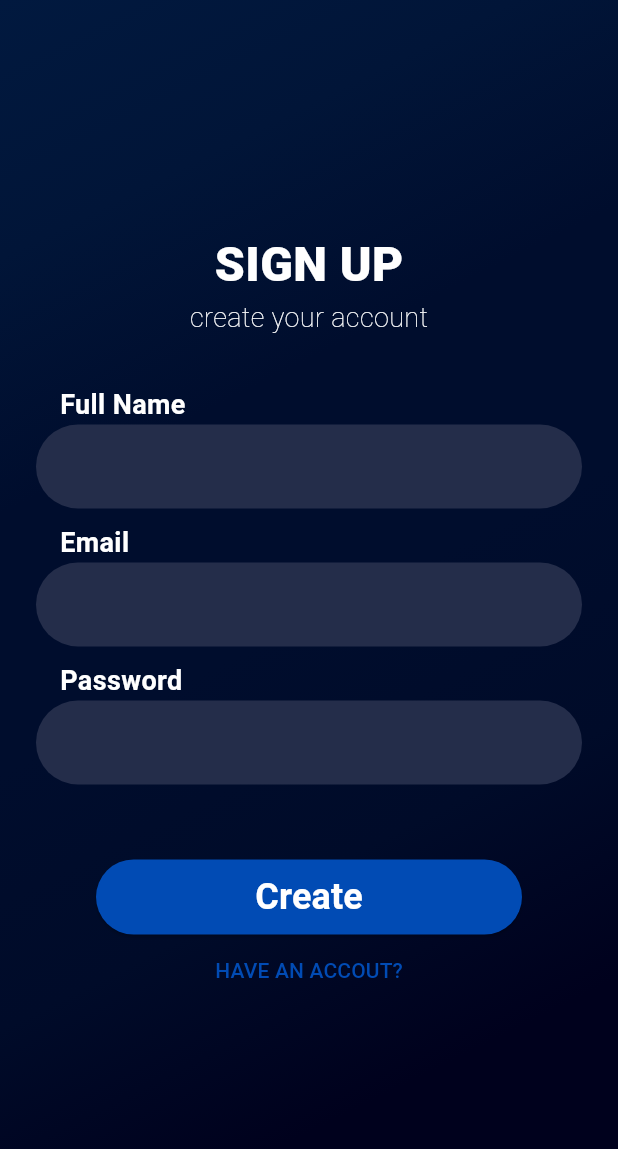
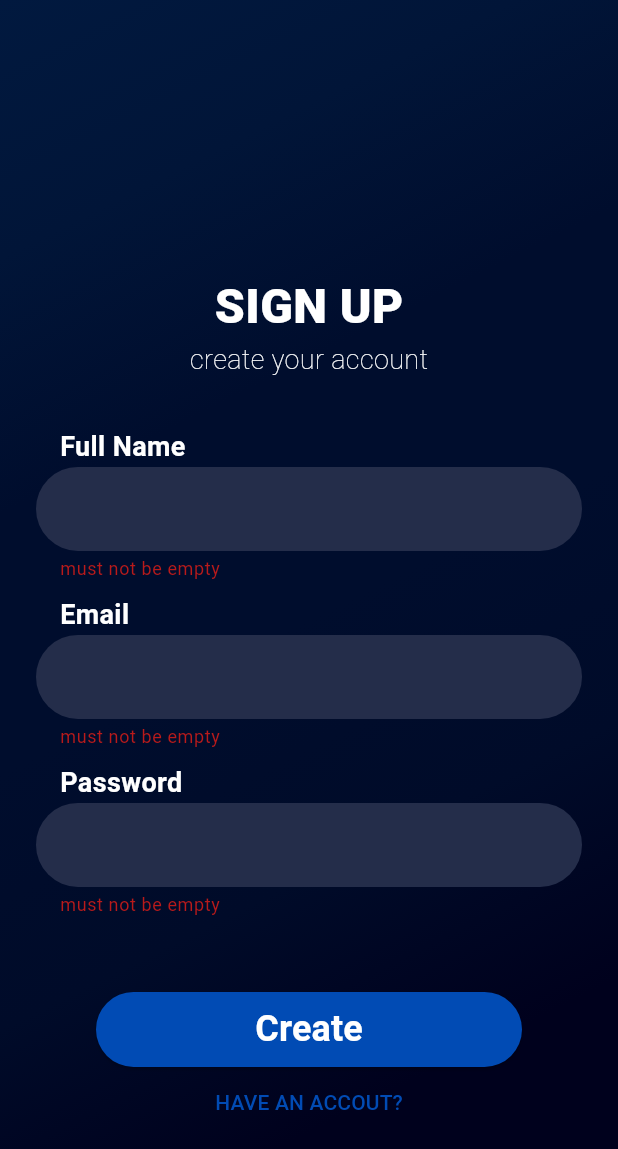
Before and after one commit to mazenanter/ai_tennis, a Flutter app: the RegisterView screen opened by its route, after a tap on "Create", on a phone screen of 412 x 824 dp. Shown: the top 1149 px of the screen. Run offline on Flutter 3.47's test engine with Material 3 defaults, Android fonts, the light colour scheme and no system bars; our stand-ins replace bloc, cloud_firestore, conditional_builder_null_safety, dartz, firebase_auth, firebase_core and 3 more; accounts and stored records are empty.

Commit message:
fix bugs register view

```diff
--- a/lib/core/widgets/cusom_text_form_field.dart
+++ b/lib/core/widgets/cusom_text_form_field.dart
@@ -5,9 +5,13 @@ class CustomTextFormField extends StatelessWidget {
     super.key,
     required this.hintText,
     required this.controller,
+    this.secureText = false,
+    required this.validator,
   });
   final String hintText;
   final TextEditingController controller;
+  final bool secureText;
+  final String? Function(String?)? validator;
   @override
   Widget build(BuildContext context) {
     return Padding(
@@ -27,6 +31,8 @@ class CustomTextFormField extends StatelessWidget {
             ),
           ),
           TextFormField(
+            validator: validator,
+            obscureText: secureText,
             controller: controller,
             style: const TextStyle(
               color: Colors.white,
@@ -35,18 +41,20 @@ class CustomTextFormField extends StatelessWidget {
             decoration: InputDecoration(
               filled: true,
               fillColor: const Color(0xff242D4A),
-              enabledBorder: OutlineInputBorder(
-                borderRadius: BorderRadius.circular(32),
-                borderSide: BorderSide.none,
-              ),
-              focusedBorder: OutlineInputBorder(
-                borderRadius: BorderRadius.circular(32),
-                borderSide: BorderSide.none,
-              ),
+              enabledBorder: buildBorder(),
+              focusedBorder: buildBorder(),
+              border: buildBorder(),
             ),
           ),
         ],
       ),
     );
   }
+
+  OutlineInputBorder buildBorder() {
+    return OutlineInputBorder(
+      borderRadius: BorderRadius.circular(32),
+      borderSide: BorderSide.none,
+    );
+  }
 }
--- a/lib/core/widgets/custom_background_color.dart
+++ b/lib/core/widgets/custom_background_color.dart
@@ -3,9 +3,8 @@ import 'package:flutter/material.dart';
 class CustomBackgroundColor extends StatelessWidget {
   const CustomBackgroundColor({
     super.key,
-    required this.child,
   });
-  final Widget child;
+  // final Widget child;
 
   @override
   Widget build(BuildContext context) {
@@ -26,7 +25,6 @@ class CustomBackgroundColor extends StatelessWidget {
           ],
         ),
       ),
-      child: child,
     );
   }
 }
--- a/lib/features/auth/login/presentation/views/widgets/login_view_body.dart
+++ b/lib/features/auth/login/presentation/views/widgets/login_view_body.dart
@@ -41,6 +41,12 @@ class _LoginViewBodyState extends State<LoginViewBody> {
             height: 32,
           ),
           CustomTextFormField(
+            validator: (p0) {
+              if (p0!.isEmpty) {
+                return 'must not be empty';
+              }
+              return '';
+            },
             controller: emailController,
             hintText: 'Email',
           ),
@@ -48,6 +54,12 @@ class _LoginViewBodyState extends State<LoginViewBody> {
             height: 10,
           ),
           CustomTextFormField(
+            validator: (p0) {
+              if (p0!.isEmpty) {
+                return 'must not be empty';
+              }
+              return '';
+            },
             controller: passwordController,
             hintText: 'Password',
           ),
--- a/lib/features/auth/register/data/repos/repo_impl.dart
+++ b/lib/features/auth/register/data/repos/repo_impl.dart
@@ -20,7 +20,7 @@ class RegisterRepoImpl extends RegisterRepo {
       );
       User? userId = auth.currentUser;
       final String uId = userId!.uid;
-      saveUserInfo(uId, email, password);
+      saveUserInfo(uId, email, name);
       return right(user);
     } catch (e) {
       if (e is FirebaseAuthException) {
--- a/lib/features/auth/register/presentation/views/register_view.dart
+++ b/lib/features/auth/register/presentation/views/register_view.dart
@@ -8,8 +8,11 @@ class RegisterView extends StatelessWidget {
   @override
   Widget build(BuildContext context) {
     return const Scaffold(
-      body: CustomBackgroundColor(
-        child: RegisterViewBody(),
+      body: Stack(
+        children: [
+          CustomBackgroundColor(),
+          RegisterViewBody(),
+        ],
       ),
     );
   }
--- a/lib/features/auth/register/presentation/views/widgets/register_view_body.dart
+++ b/lib/features/auth/register/presentation/views/widgets/register_view_body.dart
@@ -1,4 +1,5 @@
 import 'package:ai_tennis/core/app_routes/app_routes.dart';
+import 'package:ai_tennis/core/utils/app_colors.dart';
 import 'package:ai_tennis/core/widgets/cusom_text_form_field.dart';
 import 'package:ai_tennis/core/widgets/custom_button.dart';
 import 'package:ai_tennis/core/widgets/custom_text_button.dart';
@@ -21,7 +22,7 @@ class _RegisterViewBodyState extends State<RegisterViewBody> {
   var emialController = TextEditingController();
   var nameController = TextEditingController();
   var passwordController = TextEditingController();
-
+  GlobalKey<FormState> formKey = GlobalKey();
   @override
   Widget build(BuildContext context) {
     return BlocProvider(
@@ -30,14 +31,22 @@ class _RegisterViewBodyState extends State<RegisterViewBody> {
         listener: (context, state) {
           if (state is UserRegisterSuccess) {
             successSnackbar(context, "Email created successfully");
+            GoRouter.of(context).push(AppRoutes.kLoginView);
           } else if (state is UserRegisterErr) {
             errorSnackBar(context, state.errMsg);
           }
         },
         builder: (context, state) {
-          return Column(
+          return SingleChildScrollView(
+            child: Form(
+              key: formKey,
+              child: Column(
                 mainAxisAlignment: MainAxisAlignment.center,
+                crossAxisAlignment: CrossAxisAlignment.center,
                 children: [
+                  SizedBox(
+                    height: MediaQuery.sizeOf(context).height * 0.22,
+                  ),
                   const Text(
                     'SIGN UP',
                     style: TextStyle(
@@ -58,6 +67,12 @@ class _RegisterViewBodyState extends State<RegisterViewBody> {
                     height: 32,
                   ),
                   CustomTextFormField(
+                    validator: (String? value) {
+                      if (value == null || value.isEmpty) {
+                        return 'must not be empty';
+                      }
+                      return null;
+                    },
                     controller: nameController,
                     hintText: 'Full Name',
                   ),
@@ -65,6 +80,15 @@ class _RegisterViewBodyState extends State<RegisterViewBody> {
                     height: 10,
                   ),
                   CustomTextFormField(
+                    validator: (String? value) {
+                      if (value!.isEmpty) {
+                        return 'must not be empty';
+                      }
+                      if (!RegExp(r'^[^@]+@[^@]+\.[^@]+').hasMatch(value)) {
+                        return 'Enter a valid email';
+                      }
+                      return null;
+                    },
                     controller: emialController,
                     hintText: 'Email',
                   ),
@@ -72,7 +96,17 @@ class _RegisterViewBodyState extends State<RegisterViewBody> {
                     height: 10,
                   ),
                   CustomTextFormField(
+                    validator: (String? value) {
+                      if (value!.isEmpty) {
+                        return 'must not be empty';
+                      }
+                      if (value.length < 6) {
+                        return 'Password must be at least 6 characters';
+                      }
+                      return null; //
+                    },
                     controller: passwordController,
+                    secureText: true,
                     hintText: 'Password',
                   ),
                   const SizedBox(
@@ -80,26 +114,34 @@ class _RegisterViewBodyState extends State<RegisterViewBody> {
                   ),
                   ConditionalBuilder(
                     condition: state is UserRegisterLoading,
-                builder: (context) =>
-                    const Center(child: CircularProgressIndicator()),
+                    builder: (context) => const Center(
+                        child: CircularProgressIndicator(
+                      backgroundColor: Colors.black,
+                      color: AppColors.buttonColor,
+                    )),
                     fallback: (context) => CustomButton(
                       onPress: () {
-                    BlocProvider.of<UserRegisterCubit>(context).registerUser(
+                        if (formKey.currentState!.validate()) {
+                          BlocProvider.of<UserRegisterCubit>(context)
+                              .registerUser(
                             name: nameController.text,
                             email: emialController.text,
                             password: passwordController.text,
                           );
+                        }
                       },
                       buttonText: 'Create',
                     ),
                   ),
                   CustomTextButton(
                     onPress: () {
-                  GoRouter.of(context).push(AppRoutes.kRegisterView);
+                      GoRouter.of(context).push(AppRoutes.kLoginView);
                     },
                     text: 'HAVE AN ACCOUT?',
                   ),
                 ],
+              ),
+            ),
           );
         },
       ),
```
Also changed, not shown: lib/features/auth/login/presentation/views/login_view.dart (+5 -2 lines), lib/features/auth/login/presentation/views/widgets/snack_bar.dart (+21 -0 lines). Lines whose indentation alone changed are shown as unchanged.
